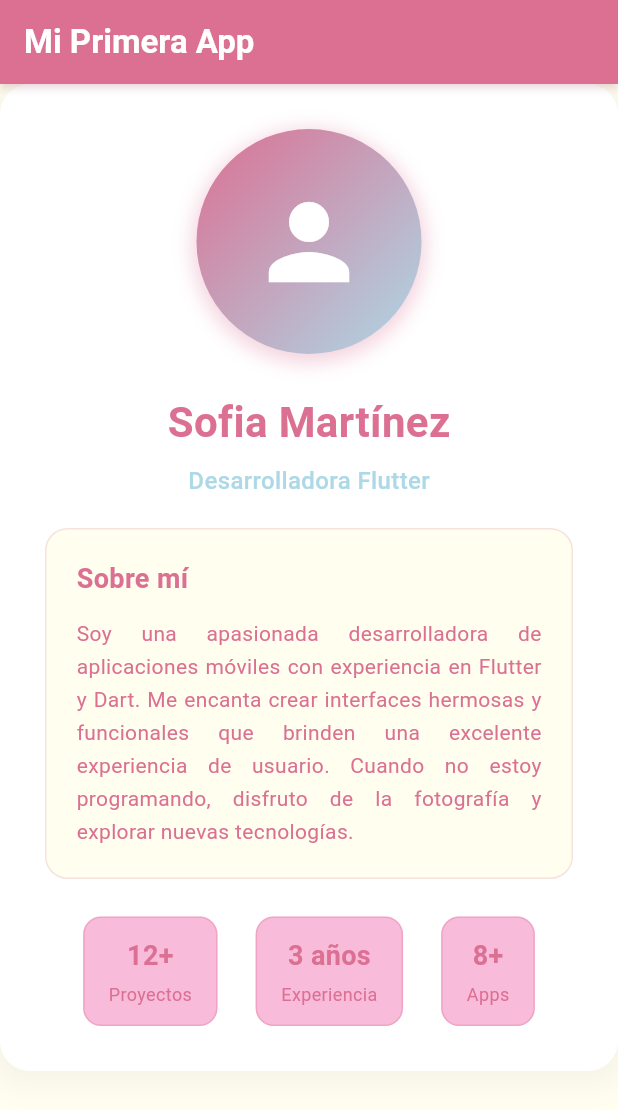
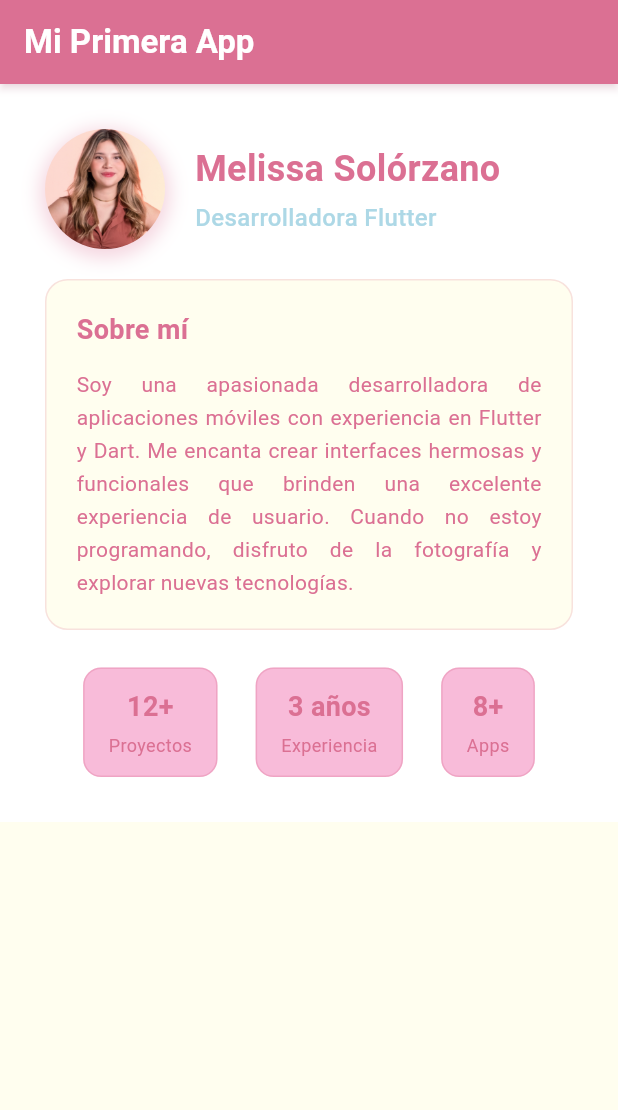
Before and after one commit to kmmelissat/flutter_demo, a Flutter app: the screen it shows after launch, on a phone screen of 412 x 824 dp. Shown: the top 1110 px of the screen. Run offline on Flutter 3.47's test engine with Material 3 defaults, Android fonts, the phone set to English and light mode, and no system bars.

Commit message:
✨ Update HeroSection layout and styling: enhance profile display with image fallback and adjust dimensions for improved aesthetics

```diff
--- a/lib/features/hero_section.dart
+++ b/lib/features/hero_section.dart
@@ -7,24 +7,37 @@ class HeroSection extends StatelessWidget {
   Widget build(BuildContext context) {
     return Container(
       padding: const EdgeInsets.all(30),
+      decoration: BoxDecoration(color: Colors.white),
+      child: Column(
+        children: [
+          // Profile Section - Photo and Info in Row
+          Row(
+            children: [
+              // Profile Photo
+              Container(
+                width: 80,
+                height: 80,
                 decoration: BoxDecoration(
-        color: Colors.white,
-        borderRadius: BorderRadius.circular(20),
+                  shape: BoxShape.circle,
                   boxShadow: [
                     BoxShadow(
-            color: Colors.grey.withOpacity(0.1),
-            spreadRadius: 5,
-            blurRadius: 15,
-            offset: const Offset(0, 5),
+                      color: Theme.of(
+                        context,
+                      ).colorScheme.primary.withOpacity(0.3),
+                      spreadRadius: 3,
+                      blurRadius: 10,
+                      offset: const Offset(0, 3),
                     ),
                   ],
                 ),
-      child: Column(
-        children: [
-          // Profile Photo
-          Container(
-            width: 150,
-            height: 150,
+                child: ClipRRect(
+                  borderRadius: BorderRadius.circular(40),
+                  child: Image.asset(
+                    'assets/images/profile.JPEG', // Your real image!
+                    fit: BoxFit.cover,
+                    errorBuilder: (context, error, stackTrace) {
+                      // Fallback to gradient container if image fails to load
+                      return Container(
                         decoration: BoxDecoration(
                           shape: BoxShape.circle,
                           gradient: LinearGradient(
@@ -35,33 +48,34 @@ class HeroSection extends StatelessWidget {
                             begin: Alignment.topLeft,
                             end: Alignment.bottomRight,
                           ),
-              boxShadow: [
-                BoxShadow(
-                  color: Theme.of(context).colorScheme.primary.withOpacity(0.3),
-                  spreadRadius: 3,
-                  blurRadius: 10,
-                  offset: const Offset(0, 3),
                         ),
-              ],
+                        child: const Icon(
+                          Icons.person,
+                          size: 40,
+                          color: Colors.white,
                         ),
-            child: const Icon(Icons.person, size: 80, color: Colors.white),
+                      );
+                    },
+                  ),
+                ),
               ),
 
-          const SizedBox(height: 25),
+              const SizedBox(width: 20),
 
-          // Name
+              // Name and Role
+              Expanded(
+                child: Column(
+                  crossAxisAlignment: CrossAxisAlignment.start,
+                  children: [
                     Text(
-            'Sofia Martínez',
+                      'Melissa Solórzano',
                       style: TextStyle(
-              fontSize: 28,
+                        fontSize: 24,
                         fontWeight: FontWeight.bold,
                         color: Theme.of(context).colorScheme.primary,
                       ),
                     ),
-
-          const SizedBox(height: 8),
-
-          // Title/Role
+                    const SizedBox(height: 4),
                     Text(
                       'Desarrolladora Flutter',
                       style: TextStyle(
@@ -69,6 +83,11 @@ class HeroSection extends StatelessWidget {
                         color: Theme.of(context).colorScheme.secondary,
                         fontWeight: FontWeight.w500,
                       ),
+                    ),
+                  ],
+                ),
+              ),
+            ],
           ),
 
           const SizedBox(height: 20),
```
Also changed, not shown: pubspec.yaml (+3 -5 lines), assets/images/profile.JPEG (added). Lines whose indentation alone changed are shown as unchanged.
